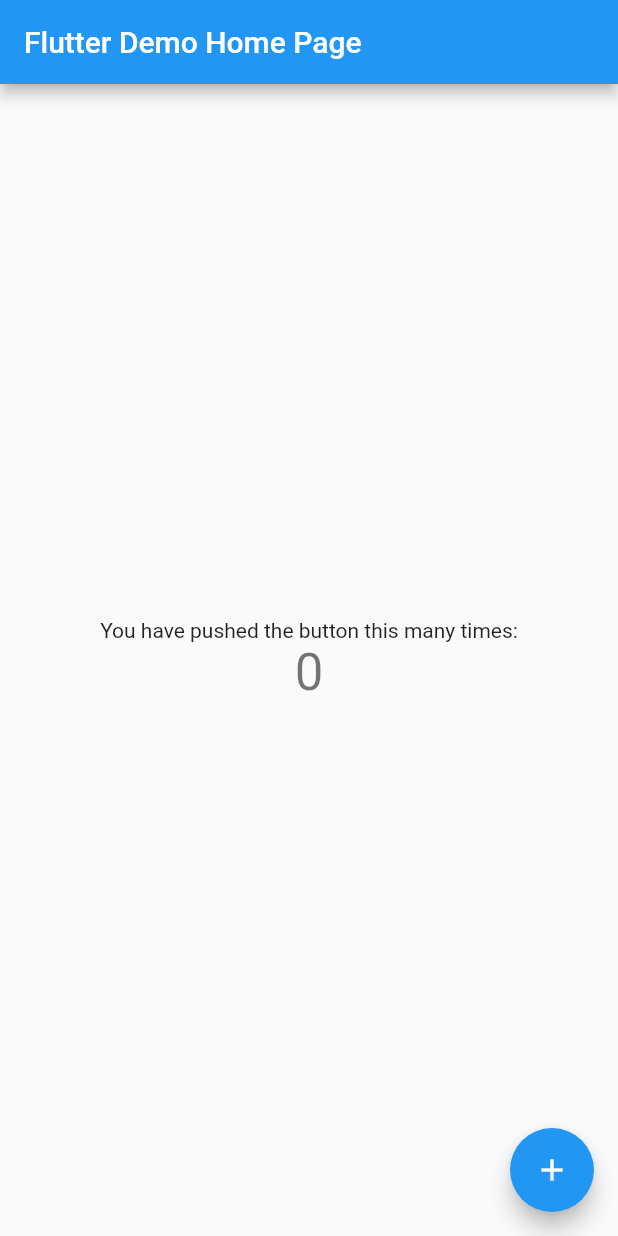
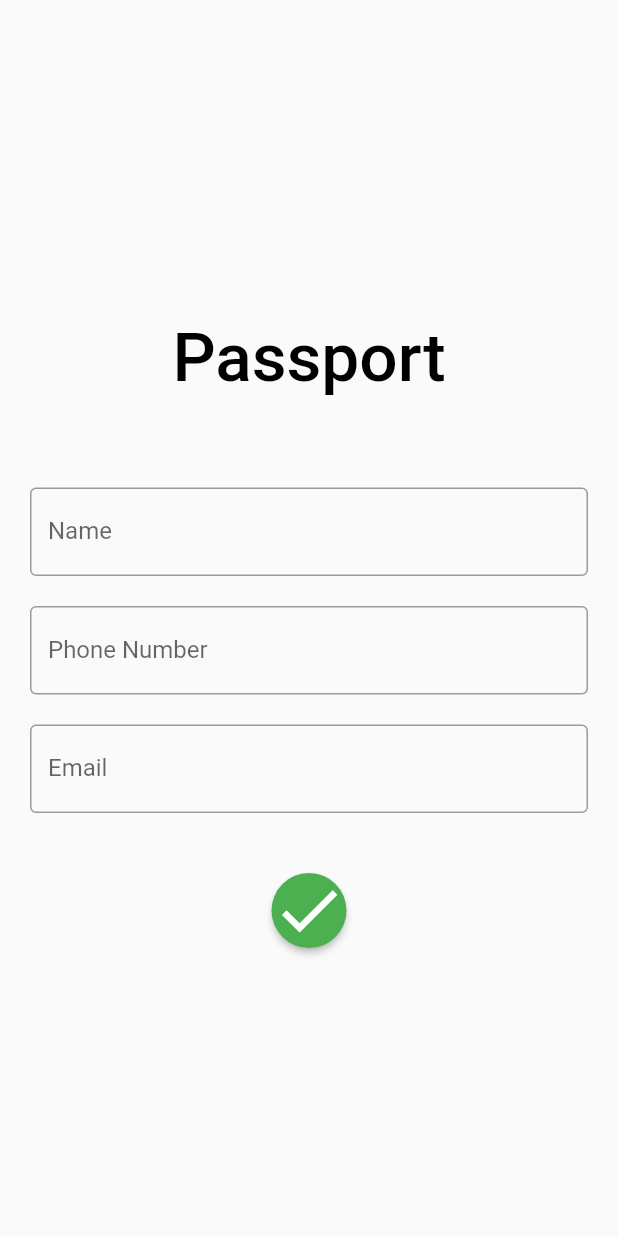
Before and after one commit to eriklungulescu/passport, a Flutter app: the screen it shows after launch, on a phone screen of 412 x 824 dp. Run offline on Flutter 3.47's test engine with Material 2 defaults, Android fonts, the phone set to English and light mode, and no system bars; our stand-ins replace hive, hive_flutter; accounts and stored records are empty.

Commit message:
basic ui

```diff
--- /dev/null
+++ b/lib/db/contact.dart
@@ -0,0 +1,18 @@
+import 'package:hive/hive.dart';
+
+part 'contact.g.dart';
+
+@HiveType(typeId: 0)
+class Contact{
+  @HiveField(0)
+  String name;
+
+  @HiveField(1)
+  String email;
+
+  @HiveField(2)
+  String mobile;
+
+
+  Contact({required this.name,required this.email,required this.mobile});
+}
--- /dev/null
+++ b/lib/login_page.dart
@@ -0,0 +1,106 @@
+import 'package:flutter/cupertino.dart';
+import 'package:flutter/material.dart';
+import 'package:hive/hive.dart';
+import 'package:hive_flutter/hive_flutter.dart';
+import 'package:passport/contact_page.dart';
+import 'package:passport/db/contact.dart';
+
+class LoginPage extends StatefulWidget {
+  @override
+  _State createState() => _State();
+}
+
+class _State extends State<LoginPage> {
+  TextEditingController nameController = TextEditingController();
+  TextEditingController mobileController = TextEditingController();
+  TextEditingController emailController = TextEditingController();
+
+  Box userData = Hive.box("userdata");
+
+  void storeUserData() {
+    userData.put("loggedin", true);
+    if (nameController.text == "" || mobileController.text == "" || emailController.text == "" ) {
+
+    }
+
+    Contact user = new Contact(
+      name: nameController.text,
+      email: emailController.text,
+      mobile: mobileController.text
+    );
+    userData.put("user", user);
+  }
+
+  @override
+  Widget build(BuildContext context) {
+    return Scaffold(
+        body: Padding(
+            padding: EdgeInsets.all(10),
+            child: Column(
+              mainAxisAlignment: MainAxisAlignment.center,
+              children: <Widget>[
+                Container(
+                    alignment: Alignment.center,
+                    padding: EdgeInsets.fromLTRB(15,20,15,50),
+                    child: const Text(
+                      'Passport',
+                      style: TextStyle(
+                          color: Colors.black,
+                          fontWeight: FontWeight.w500,
+                          fontSize: 45),
+                    )
+                ),
+                Container(
+                  padding: EdgeInsets.all(10),
+                  child: TextField(
+                    controller: nameController,
+                    decoration: InputDecoration(
+                      border: OutlineInputBorder(),
+                      labelText: 'Name',
+                    ),
+                  ),
+                ),
+                Container(
+                  padding: EdgeInsets.fromLTRB(10, 10, 10, 10),
+                  child: TextField(
+                    controller: mobileController,
+                    decoration: InputDecoration(
+                      border: OutlineInputBorder(),
+                      labelText: 'Phone Number',
+                    ),
+                  ),
+                ),
+                Container(
+                  padding: EdgeInsets.fromLTRB(10, 10, 10, 20),
+                  child: TextField(
+                    controller: emailController,
+                    decoration: InputDecoration(
+                      border: OutlineInputBorder(),
+                      labelText: 'Email',
+                    ),
+                  ),
+                ),
+                Container(
+                    padding: EdgeInsets.fromLTRB(10, 20, 10, 0),
+                    child: ElevatedButton(
+                      child: Icon(Icons.check, size: 50),
+                      onPressed: () {
+                        storeUserData();
+                        if (nameController.text == "" || mobileController.text == "" || emailController.text == "" ) {
+                          return;
+                        }
+                        Navigator.pushReplacementNamed(
+                          context,
+                          "contacts"
+                        );
+                      },
+                      style: ElevatedButton.styleFrom(
+                        primary: Colors.green,
+                        shape: CircleBorder()
+                      ),
+                    )
+                ),
+              ],
+            )));
+    }
+}
--- a/lib/main.dart
+++ b/lib/main.dart
@@ -1,115 +1,55 @@
 import 'package:flutter/material.dart';
+import 'package:passport/contact_page.dart';
+import 'package:passport/login_page.dart';
+import 'package:passport/widgets/contact_list.dart';
+import 'package:hive/hive.dart';
+import 'package:hive_flutter/hive_flutter.dart';
+import 'db/contact.dart';
 
-void main() {
+
+void main() async {
+  WidgetsFlutterBinding.ensureInitialized();
+  await Hive.initFlutter();
+  Hive.registerAdapter(ContactAdapter());
+  Box box = await Hive.openBox<Contact>("Contacts");
+  await Hive.openBox("userdata");
+  box.add(new Contact(
+      name: "jennifer",
+      mobile: "519-580-8171",
+      email: "jen@gmail.com")
+  );
+  box.add(new Contact(
+      name: "adam",
+      mobile: "919",
+      email: "adm@email.com")
+  );
+
   runApp(const MyApp());
 }
 
 class MyApp extends StatelessWidget {
   const MyApp({Key? key}) : super(key: key);
 
+  Widget startUp() {
+    Box userData = Hive.box("userdata");
+    Contact user = userData.get("user");
+    if (userData.get("loggedin")) {
+      return ContactPage();
+    } else {
+      return LoginPage();
+    }
+  }
+
   // This widget is the root of your application.
   @override
   Widget build(BuildContext context) {
     return MaterialApp(
-      title: 'Flutter Demo',
-      theme: ThemeData(
-        // This is the theme of your application.
-        //
-        // Try running your application with "flutter run". You'll see the
-        // application has a blue toolbar. Then, without quitting the app, try
-        // changing the primarySwatch below to Colors.green and then invoke
-        // "hot reload" (press "r" in the console where you ran "flutter run",
-        // or simply save your changes to "hot reload" in a Flutter IDE).
-        // Notice that the counter didn't reset back to zero; the application
-        // is not restarted.
-        primarySwatch: Colors.blue,
-      ),
-      home: const MyHomePage(title: 'Flutter Demo Home Page'),
+      title: 'Passport',
+      home: LoginPage(),
+      routes: {
+        "login" : (_) => LoginPage(),
+        "contacts" : (_) => ContactPage(),
+      },
     );
   }
 }
-
-class MyHomePage extends StatefulWidget {
-  const MyHomePage({Key? key, required this.title}) : super(key: key);
-
-  // This widget is the home page of your application. It is stateful, meaning
-  // that it has a State object (defined below) that contains fields that affect
-  // how it looks.
-
-  // This class is the configuration for the state. It holds the values (in this
-  // case the title) provided by the parent (in this case the App widget) and
-  // used by the build method of the State. Fields in a Widget subclass are
-  // always marked "final".
-
-  final String title;
-
-  @override
-  State<MyHomePage> createState() => _MyHomePageState();
-}
-
-class _MyHomePageState extends State<MyHomePage> {
-  int _counter = 0;
-
-  void _incrementCounter() {
-    setState(() {
-      // This call to setState tells the Flutter framework that something has
-      // changed in this State, which causes it to rerun the build method below
-      // so that the display can reflect the updated values. If we changed
-      // _counter without calling setState(), then the build method would not be
-      // called again, and so nothing would appear to happen.
-      _counter++;
-    });
-  }
-
-  @override
-  Widget build(BuildContext context) {
-    // This method is rerun every time setState is called, for instance as done
-    // by the _incrementCounter method above.
-    //
-    // The Flutter framework has been optimized to make rerunning build methods
-    // fast, so that you can just rebuild anything that needs updating rather
-    // than having to individually change instances of widgets.
-    return Scaffold(
-      appBar: AppBar(
-        // Here we take the value from the MyHomePage object that was created by
-        // the App.build method, and use it to set our appbar title.
-        title: Text(widget.title),
-      ),
-      body: Center(
-        // Center is a layout widget. It takes a single child and positions it
-        // in the middle of the parent.
-        child: Column(
-          // Column is also a layout widget. It takes a list of children and
-          // arranges them vertically. By default, it sizes itself to fit its
-          // children horizontally, and tries to be as tall as its parent.
-          //
-          // Invoke "debug painting" (press "p" in the console, choose the
-          // "Toggle Debug Paint" action from the Flutter Inspector in Android
-          // Studio, or the "Toggle Debug Paint" command in Visual Studio Code)
-          // to see the wireframe for each widget.
-          //
-          // Column has various properties to control how it sizes itself and
-          // how it positions its children. Here we use mainAxisAlignment to
-          // center the children vertically; the main axis here is the vertical
-          // axis because Columns are vertical (the cross axis would be
-          // horizontal).
-          mainAxisAlignment: MainAxisAlignment.center,
-          children: <Widget>[
-            const Text(
-              'You have pushed the button this many times:',
-            ),
-            Text(
-              '$_counter',
-              style: Theme.of(context).textTheme.headline4,
-            ),
-          ],
-        ),
-      ),
-      floatingActionButton: FloatingActionButton(
-        onPressed: _incrementCounter,
-        tooltip: 'Increment',
-        child: const Icon(Icons.add),
-      ), // This trailing comma makes auto-formatting nicer for build methods.
-    );
-  }
-}
--- a/pubspec.yaml
+++ b/pubspec.yaml
@@ -29,7 +29,8 @@
 dependencies:
   flutter:
     sdk: flutter
-
+  hive: ^2.0.4
+  hive_flutter: ^1.0.0
 
   # The following adds the Cupertino Icons font to your application.
   # Use with the CupertinoIcons class for iOS style icons.
@@ -38,7 +39,8 @@
 dev_dependencies:
   flutter_test:
     sdk: flutter
-
+  hive_generator: ^1.1.0
+  build_runner: ^2.0.6
   # The "flutter_lints" package below contains a set of recommended lints to
   # encourage good coding practices. The lint set provided by the package is
   # activated in the `analysis_options.yaml` file located at the root of your
```
Also changed, not shown: lib/contact_page.dart (added, +57 -0 lines), lib/widgets/contact.dart (added, +160 -0 lines), lib/widgets/contact_list.dart (added, +39 -0 lines), lib/db/contact.g.dart (added), pubspec.lock.
